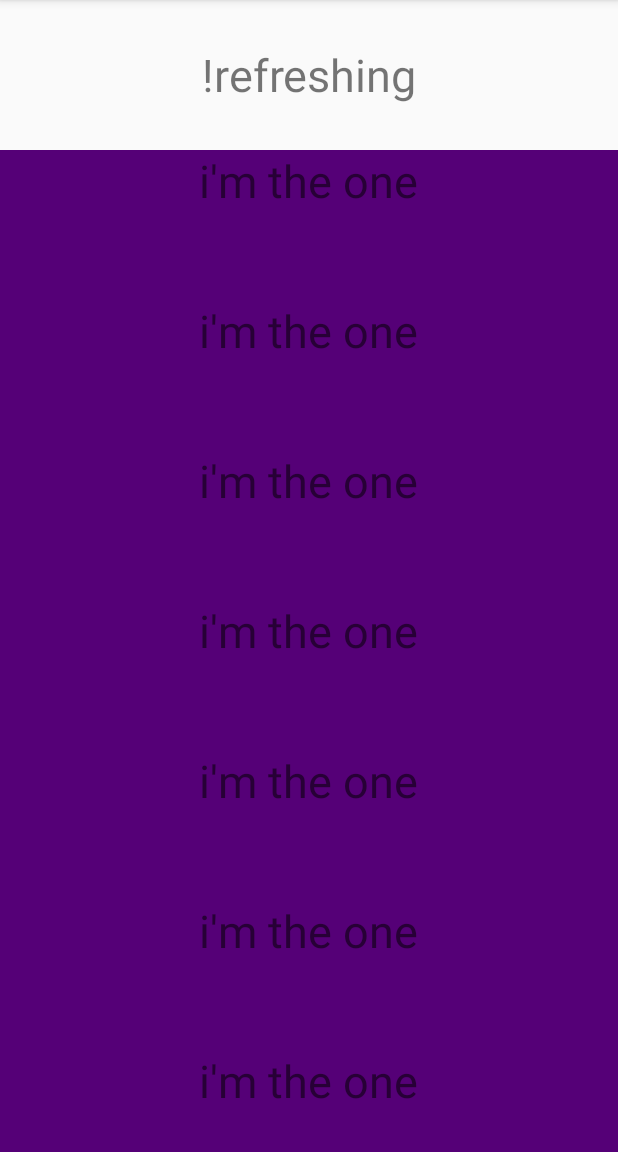
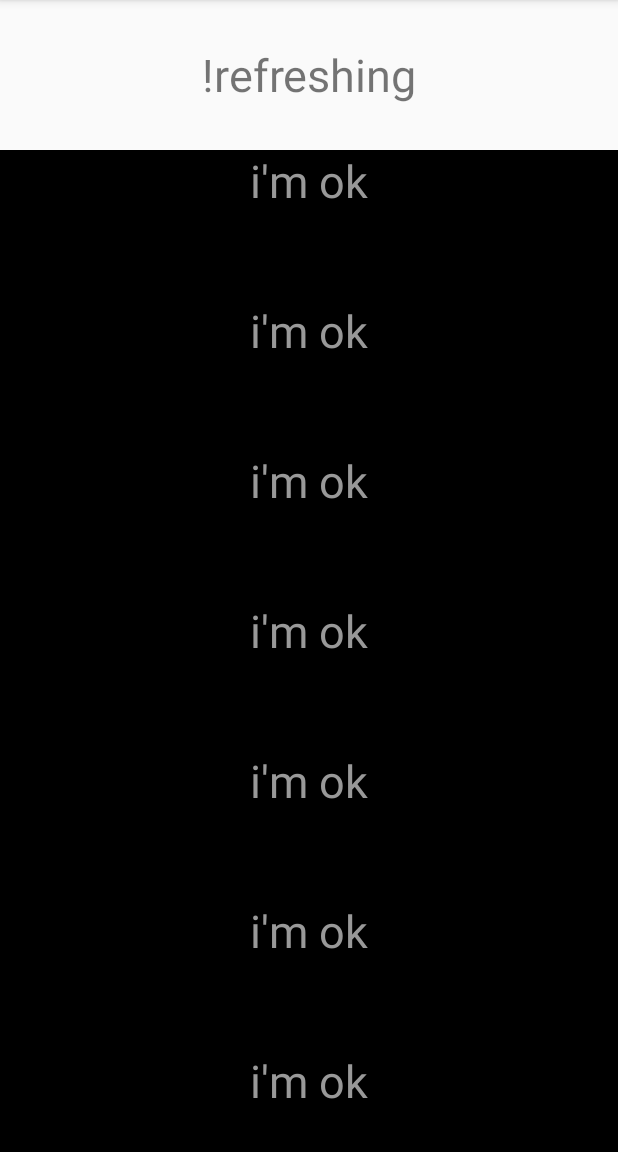
Before and after one commit to zmer007/PullSwipeLayout, an Android app: the screen it shows after launch (MainActivity), on a phone screen of 412 x 824 dp, the part 84-1236 px from its top. Run offline under Robolectric (Android 15) with nearby library versions, the phone set to English and light mode, and no system bars.

Commit message:
调整颜色及其它

```diff
--- a/app/build.gradle
+++ b/app/build.gradle
@@ -23,5 +23,5 @@ dependencies {
     compile fileTree(include: ['*.jar'], dir: 'libs')
     testCompile 'junit:junit:4.12'
     compile 'com.android.support:appcompat-v7:23.3.0'
-    compile 'com.android.support:recyclerview-v7:23.4.0'
+    compile 'com.android.support:recyclerview-v7:23.3.0'
 }
--- a/app/src/main/res/layout/item_recycler.xml
+++ b/app/src/main/res/layout/item_recycler.xml
@@ -7,7 +7,8 @@
         android:layout_width="wrap_content"
         android:layout_height="100dp"
         android:layout_gravity="center"
-        android:text="i'm the one"
+        android:text="i'm ok"
+        android:textColor="#999"
         android:textSize="30sp"/>
 
 </FrameLayout>
--- a/app/src/main/res/layout/layout_pull_swipe.xml
+++ b/app/src/main/res/layout/layout_pull_swipe.xml
@@ -8,7 +8,7 @@
         android:id="@+id/pull_swipe_back"
         android:layout_width="match_parent"
         android:layout_height="match_parent"
-        android:background="#660">
+        android:background="#666">
         <TextView
             android:layout_width="match_parent"
             android:layout_height="wrap_content"
@@ -28,5 +28,5 @@
         android:id="@+id/pull_swipe_content"
         android:layout_width="match_parent"
         android:layout_height="match_parent"
-        android:background="#507"/>
+        android:background="#000"/>
 </merge>
```
